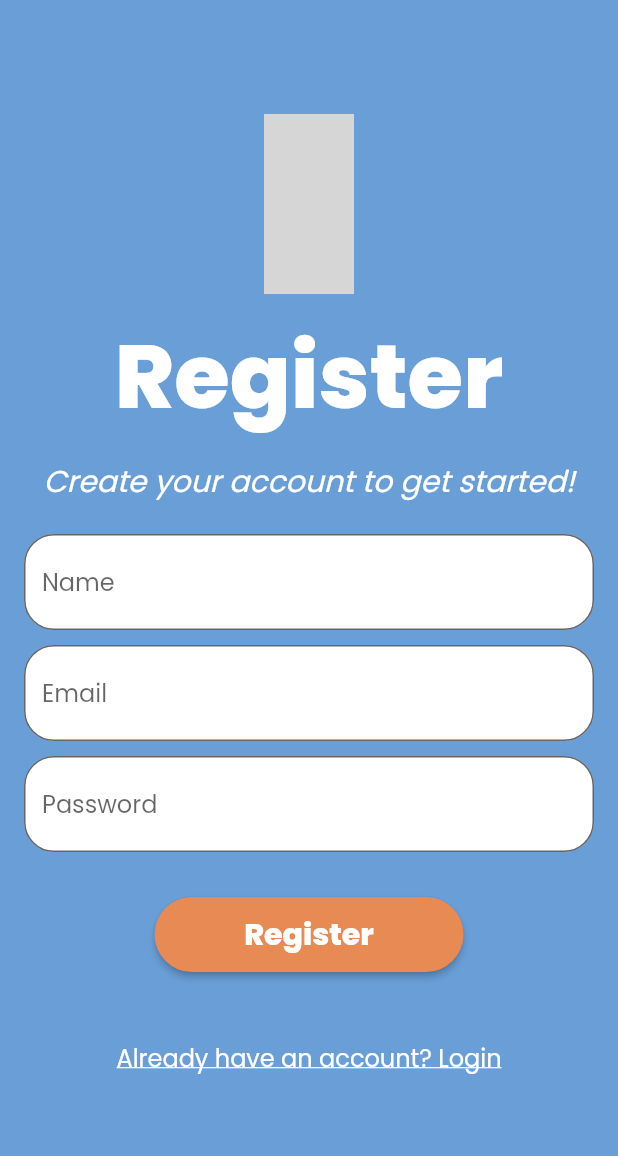
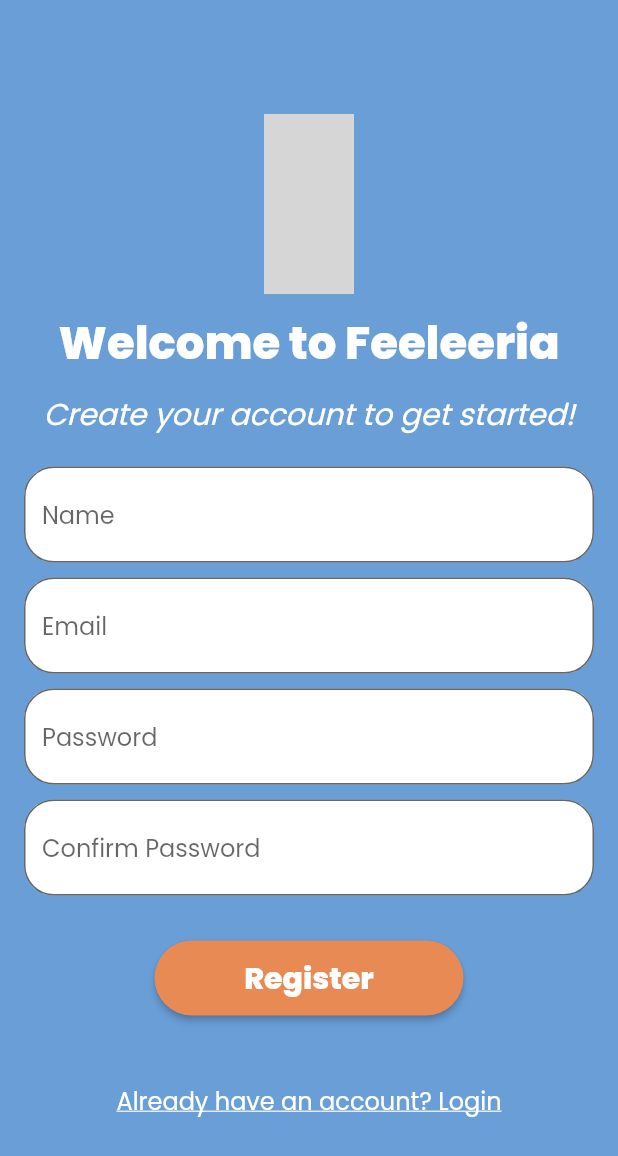
Before and after one commit to ayushsharman/campus_social_media, a Flutter app: the RegisterPage screen opened directly, on a phone screen of 412 x 824 dp. Shown: the top 1156 px of the screen. Run offline on Flutter 3.47's test engine with Material 2 defaults, Android fonts, the phone set to English and light mode, and no system bars; our stand-ins replace buttons_tabbar, cloud_firestore, firebase_auth, firebase_core, flutter_speed_dial, google_fonts and 2 more; missing offline and left inert: stories_for_flutter; accounts and stored records are empty; network calls fail; grey boxes are pictures that could not be loaded.

Commit message:
register user fix

```diff
--- a/lib/auth/landing.dart
+++ b/lib/auth/landing.dart
@@ -113,7 +113,7 @@ class _LandingState extends State<LandingPage> {
                   ),
                   child: const Center(
                     child: Text(
-                      'SIGN UP',
+                      'REGISTER',
                       style: TextStyle(
                         fontWeight: FontWeight.w900,
                         color: Colors.white,
--- a/lib/auth/login.dart
+++ b/lib/auth/login.dart
@@ -74,15 +74,14 @@ class _LoginPageState extends State<LoginPage> {
     return Scaffold(
       resizeToAvoidBottomInset: true,
       backgroundColor: AppColor.blue, // Use the blue color from the theme
-      body: SafeArea(
-        child: SingleChildScrollView(
+      body: SingleChildScrollView(
         child: Padding(
           padding: const EdgeInsets.all(16.0),
           child: Column(
             children: [
               const SizedBox(height: 60),
               const Icon(
-                  Iconsax.people, // Add the login icon from iconsax
+                Iconsax.mobile,
                 size: 120,
                 color: Colors.white,
               ),
@@ -153,7 +152,6 @@ class _LoginPageState extends State<LoginPage> {
           ),
         ),
       ),
-      ),
     );
   }
 }
--- a/lib/auth/register.dart
+++ b/lib/auth/register.dart
@@ -18,6 +18,7 @@ class RegisterPage extends StatefulWidget {
 class _RegisterPageState extends State<RegisterPage> {
   final _emailController = TextEditingController();
   final _passwordController = TextEditingController();
+  final _confirmpasswordController = TextEditingController();
   final _nameController = TextEditingController();
 
   void signUp() async {
@@ -73,7 +74,7 @@ class _RegisterPageState extends State<RegisterPage> {
     return Scaffold(
       resizeToAvoidBottomInset: true,
       backgroundColor: AppColor.blue, // Use the blue color from the theme
-      body: SafeArea(
+      body: SingleChildScrollView(
         child: Padding(
           padding: const EdgeInsets.all(16.0),
           child: Column(
@@ -86,9 +87,9 @@ class _RegisterPageState extends State<RegisterPage> {
               ),
               const SizedBox(height: 10),
               Text(
-                'Register',
+                'Welcome to Feeleeria',
                 style: GoogleFonts.poppins(
-                  fontSize: 60, // Increase the size of the register text
+                  fontSize: 30, // Increase the size of the register text
                   fontWeight: FontWeight.bold,
                   color: Colors.white,
                 ),
@@ -118,6 +119,12 @@ class _RegisterPageState extends State<RegisterPage> {
                 obscure: true,
                 controller: _passwordController,
               ),
+              const SizedBox(height: 10),
+              CustomTextField(
+                name: 'Confirm Password',
+                obscure: true,
+                controller: _confirmpasswordController,
+              ),
               const SizedBox(height: 30),
               CustomButton(
                 text: 'Register',
```
Lines whose indentation alone changed are shown as unchanged.
